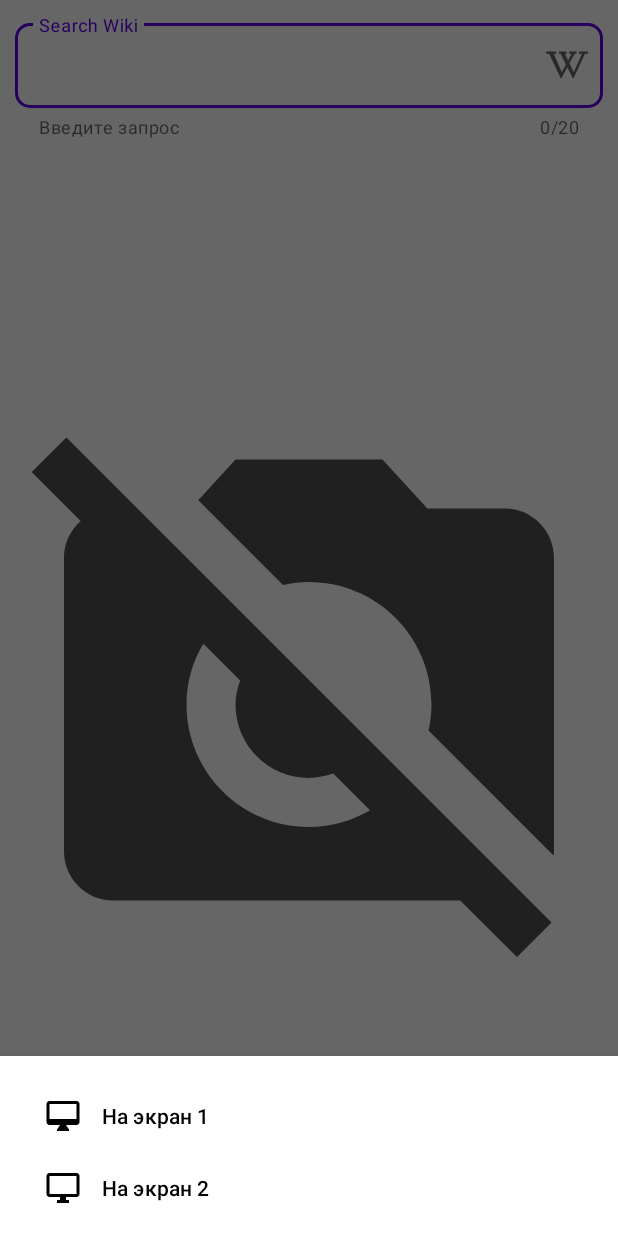
After one commit to Artushock/MaterialDesignProject, an Android app: the fragment BottomNavigationDrawerFragment placed in its activity, on a phone screen of 412 x 824 dp. The commit adds this screen. Run offline under Robolectric (Android 15) with nearby library versions, the phone set to English and light mode, and no system bars; pictures from the network do not load.

Commit message:
Added bottom navigation menu

```diff
--- /dev/null
+++ b/app/src/main/java/com/artushock/materialdesignproject/ui/main/view/fragments/BottomNavigationDrawerFragment.kt
@@ -0,0 +1,43 @@
+package com.artushock.materialdesignproject.ui.main.view.fragments
+
+import android.os.Bundle
+import android.view.LayoutInflater
+import android.view.View
+import android.view.ViewGroup
+import android.widget.Toast
+import com.artushock.materialdesignproject.R
+import com.artushock.materialdesignproject.databinding.BottomSheetDialogFragmentBinding
+import com.google.android.material.bottomsheet.BottomSheetDialogFragment
+
+class BottomNavigationDrawerFragment : BottomSheetDialogFragment() {
+
+    private var _binding: BottomSheetDialogFragmentBinding? = null
+    private val binding get() = _binding!!
+
+    override fun onCreateView(
+        inflater: LayoutInflater,
+        container: ViewGroup?,
+        savedInstanceState: Bundle?
+    ): View {
+        _binding = BottomSheetDialogFragmentBinding.inflate(inflater, container, false)
+        return binding.root
+    }
+
+    override fun onDestroy() {
+        super.onDestroy()
+        _binding = null
+    }
+
+    override fun onViewCreated(view: View, savedInstanceState: Bundle?) {
+        super.onViewCreated(view, savedInstanceState)
+        binding.navigationView.setNavigationItemSelectedListener { it ->
+            when (it.itemId) {
+                R.id.navigation_one -> Toast.makeText(context, "1", Toast.LENGTH_SHORT).show()
+                R.id.navigation_two -> Toast.makeText(context, "2", Toast.LENGTH_SHORT).show()
+            }
+            true
+        }
+
+
+    }
+}
--- a/app/src/main/java/com/artushock/materialdesignproject/ui/main/view/fragments/MainFragment.kt
+++ b/app/src/main/java/com/artushock/materialdesignproject/ui/main/view/fragments/MainFragment.kt
@@ -1,6 +1,5 @@
 package com.artushock.materialdesignproject.ui.main.view.fragments
 
-import android.app.Activity
 import android.content.Intent
 import android.net.Uri
 import android.os.Bundle
@@ -56,22 +55,27 @@
 
     override fun onCreateOptionsMenu(menu: Menu, inflater: MenuInflater) {
         super.onCreateOptionsMenu(menu, inflater)
-        inflater.inflate(R.menu.bottom_app_bar_menu, menu)
+        inflater.inflate(R.menu.menu_bottom_app_bar, menu)
     }
 
     override fun onOptionsItemSelected(item: MenuItem): Boolean {
-        when (item.itemId){
+        when (item.itemId) {
             R.id.app_bar_fav -> {
                 Toast.makeText(context, "Favorite", Toast.LENGTH_SHORT).show()
             }
             R.id.app_bar_settings -> {
                 Toast.makeText(context, "Settings", Toast.LENGTH_SHORT).show()
             }
+            android.R.id.home -> {
+                activity?.let {
+                    BottomNavigationDrawerFragment().show(it.supportFragmentManager, "tag")
+                }
+            }
         }
         return super.onOptionsItemSelected(item)
     }
 
-    private fun setBottomAppBar(){
+    private fun setBottomAppBar() {
         val context = activity as MainActivity
         context.setSupportActionBar(binding.bottomAppBar)
         setHasOptionsMenu(true)
--- /dev/null
+++ b/app/src/main/res/drawable/ic_baseline_desktop_mac_24.xml
@@ -0,0 +1,5 @@
+<vector android:height="24dp" android:tint="#FFFFFF"
+    android:viewportHeight="24" android:viewportWidth="24"
+    android:width="24dp" xmlns:android="http://schemas.android.com/apk/res/android">
+    <path android:fillColor="@android:color/white" android:pathData="M21,2L3,2c-1.1,0 -2,0.9 -2,2v12c0,1.1 0.9,2 2,2h7l-2,3v1h8v-1l-2,-3h7c1.1,0 2,-0.9 2,-2L23,4c0,-1.1 -0.9,-2 -2,-2zM21,14L3,14L3,4h18v10z"/>
+</vector>
--- /dev/null
+++ b/app/src/main/res/drawable/ic_baseline_desktop_windows_24.xml
@@ -0,0 +1,5 @@
+<vector android:height="24dp" android:tint="#FFFFFF"
+    android:viewportHeight="24" android:viewportWidth="24"
+    android:width="24dp" xmlns:android="http://schemas.android.com/apk/res/android">
+    <path android:fillColor="@android:color/white" android:pathData="M21,2L3,2c-1.1,0 -2,0.9 -2,2v12c0,1.1 0.9,2 2,2h7v2L8,20v2h8v-2h-2v-2h7c1.1,0 2,-0.9 2,-2L23,4c0,-1.1 -0.9,-2 -2,-2zM21,16L3,16L3,4h18v12z"/>
+</vector>
--- /dev/null
+++ b/app/src/main/res/layout/bottom_sheet_dialog_fragment.xml
@@ -0,0 +1,20 @@
+<?xml version="1.0" encoding="utf-8"?>
+<androidx.constraintlayout.widget.ConstraintLayout xmlns:android="http://schemas.android.com/apk/res/android"
+    xmlns:app="http://schemas.android.com/apk/res-auto"
+    android:layout_width="match_parent"
+    android:layout_height="wrap_content">
+
+    <com.google.android.material.navigation.NavigationView
+        android:id="@+id/navigation_view"
+        android:layout_width="match_parent"
+        android:layout_height="wrap_content"
+        android:layout_marginStart="8dp"
+        android:layout_marginTop="8dp"
+        android:layout_marginEnd="8dp"
+        android:foregroundGravity="bottom"
+        app:layout_constraintEnd_toEndOf="parent"
+        app:layout_constraintStart_toStartOf="parent"
+        app:layout_constraintTop_toTopOf="parent"
+        app:menu="@menu/menu_bottom_navigation"/>
+
+</androidx.constraintlayout.widget.ConstraintLayout>
--- /dev/null
+++ b/app/src/main/res/menu/menu_bottom_navigation.xml
@@ -0,0 +1,14 @@
+<?xml version="1.0" encoding="utf-8"?>
+<menu xmlns:android="http://schemas.android.com/apk/res/android">
+    <group android:checkableBehavior="none">
+    <item
+        android:id="@+id/navigation_one"
+        android:title="@string/_1"
+        android:icon="@drawable/ic_baseline_desktop_mac_24"/>
+
+        <item
+            android:id="@+id/navigation_two"
+            android:title="@string/_2"
+            android:icon="@drawable/ic_baseline_desktop_windows_24"/>
+    </group>
+</menu>
--- a/app/src/main/res/values/strings.xml
+++ b/app/src/main/res/values/strings.xml
@@ -5,4 +5,6 @@
     <string name="astronomy_picture_of_the_day">Astronomy Picture of the Day</string>
     <string name="favorite">Favorite</string>
     <string name="settings">Settings</string>
+    <string name="_1">На экран 1</string>
+    <string name="_2">На экран 2</string>
 </resources>
```
Also changed, not shown: app/src/main/res/menu/menu_bottom_app_bar.xml (renamed from app/src/main/res/menu/bottom_app_bar_menu.xml).
